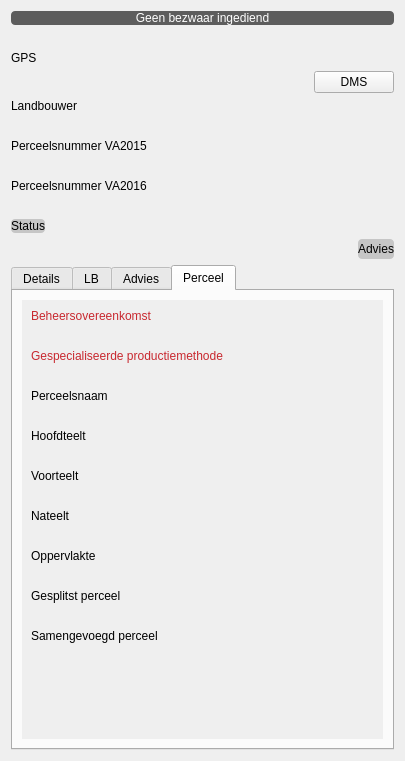
This is ui_parcelinfocontentwidget.ui in DOV-Vlaanderen/erosiebezwaren as Qt 5 draws it before an edit. The edited form follows.
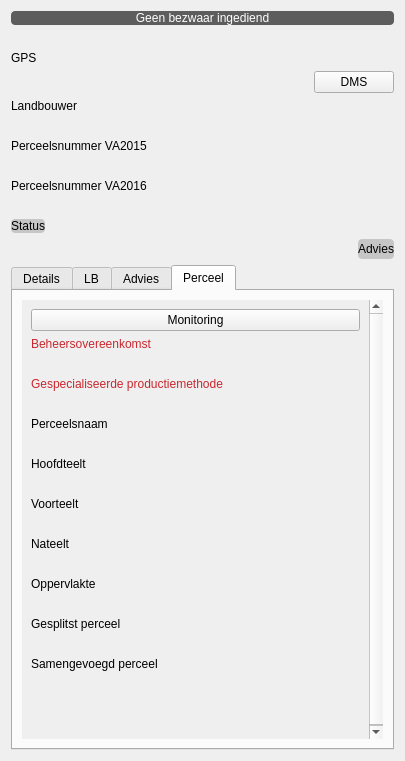
This is the edited form. The open tabs and pages were chosen to show the change. Custom widgets are drawn as their Qt base class.

Commit message: Add initial monitoring window.

What changed in the file:
```diff
--- a/ui_parcelinfocontentwidget.ui
+++ b/ui_parcelinfocontentwidget.ui
@@ -1281,11 +1281,18 @@
            <rect>
             <x>0</x>
             <y>0</y>
-            <width>170</width>
-            <height>526</height>
+            <width>352</width>
+            <height>542</height>
            </rect>
           </property>
           <layout class="QVBoxLayout" name="verticalLayout_15">
+           <item>
+            <widget class="QPushButton" name="btn_monitoring">
+             <property name="text">
+              <string>Monitoring</string>
+             </property>
+            </widget>
+           </item>
            <item>
             <widget class="QLabel" name="lb_bo">
              <property name="styleSheet">
```
Left out of the diff: 4 changed lines with no effect on the pictures. The commit also changes 3 other files.
